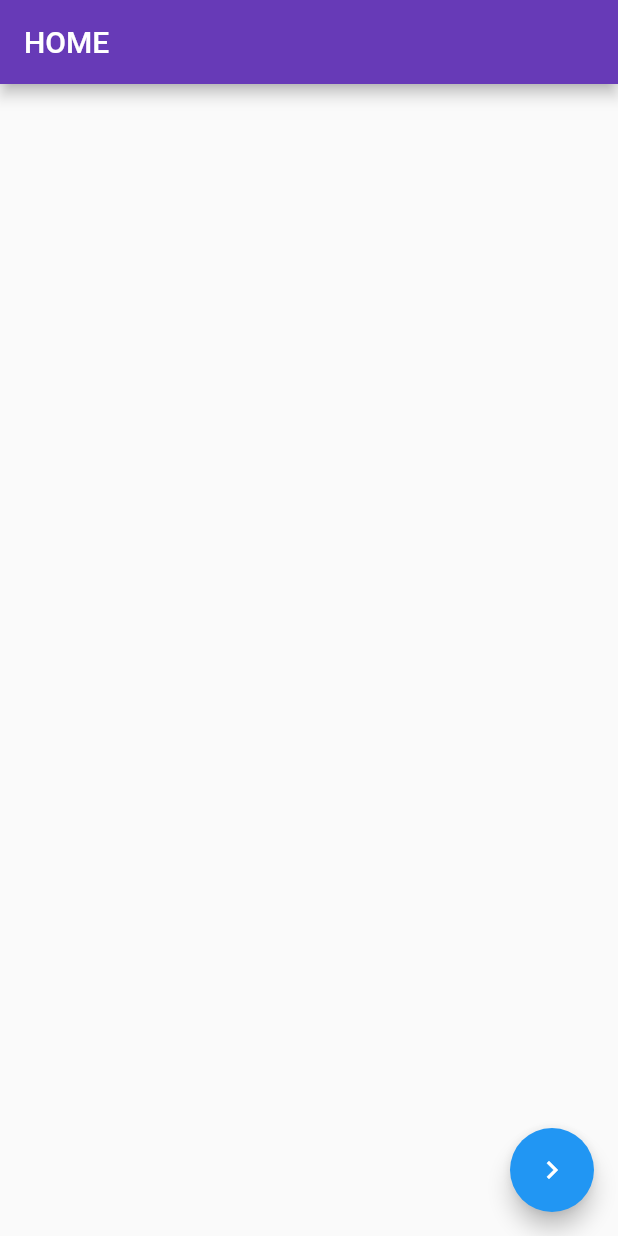
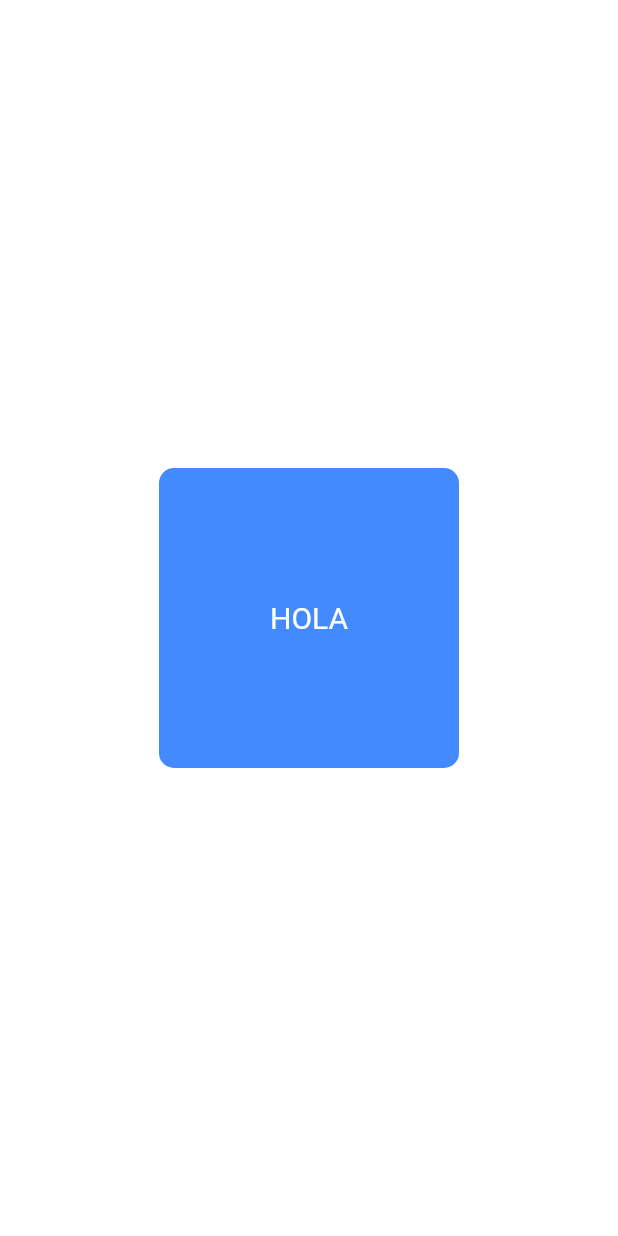
Before and after one commit to gustavo-exe/flutter_application_test, a Flutter app: the screen it shows after launch, on a phone screen of 412 x 824 dp. Run offline on Flutter 3.47's test engine with Material 2 defaults, Android fonts, the phone set to English and light mode, and no system bars.

Commit message:
Container, aligment, paddign y decoration(border radius)

```diff
--- a/lib/main.dart
+++ b/lib/main.dart
@@ -1,6 +1,5 @@
 import 'package:flutter/material.dart';
-import 'package:flutter_application_test/pages/home.dart';
-import 'package:flutter_application_test/pages/list-images.dart';
+import 'package:flutter_application_test/pages/ContainerPage.dart';
 
 void main(List<String> args) {
   runApp(const MyApp());
@@ -11,13 +10,10 @@ class MyApp extends StatelessWidget {
 
   @override
   Widget build(BuildContext context) {
-    return MaterialApp(
-      title: "Nevagacion",
-      initialRoute: "home",
-      routes: {
-        "home": (BuildContext context) => const Home(),
-        "list-images": (BuildContext context) => const ListImages()
-      },
+    return const MaterialApp(
+      title: "My app",
+      home: ContainerPage(),
+      color: Colors.white,
     );
   }
 }
--- /dev/null
+++ b/lib/pages/ContainerPage.dart
@@ -0,0 +1,31 @@
+import 'package:flutter/material.dart';
+
+class ContainerPage extends StatelessWidget {
+  const ContainerPage({super.key});
+
+  @override
+  Widget build(BuildContext context) {
+    return DefaultTextStyle(
+      style: const TextStyle(color: Colors.white, fontSize: 20.0),
+      child: Center(
+        child: Container(
+            width: 200.0,
+            height: 200.0,
+            alignment: Alignment.center,
+            //color: Colors.blueAccent,
+            //padding: EdgeInsets.all(10.0),
+            decoration: const BoxDecoration(
+                color: Colors.blueAccent,
+                borderRadius: BorderRadius.all(Radius.circular(10))),
+            child: const Text("HOLA")
+            // child: Container(
+            //     width: 100,
+            //     height: 100.0,
+            //     color: Colors.grey,
+            //     alignment: Alignment.center,
+            //     child: const Text("Hi!")),
+            ),
+      ),
+    );
+  }
+}
--- a/lib/pages/home.dart
+++ /dev/null
@@ -1,22 +0,0 @@
-import 'package:flutter/material.dart';
-
-class Home extends StatefulWidget {
-  const Home({super.key});
-
-  @override
-  State<Home> createState() => HomeState();
-}
-
-class HomeState extends State<Home> {
-  @override
-  Widget build(BuildContext context) {
-    return Scaffold(
-      appBar:
-          AppBar(title: const Text("HOME"), backgroundColor: Colors.deepPurple),
-      floatingActionButton: FloatingActionButton(
-        onPressed: () => {Navigator.pushNamed(context, "list-images")},
-        child: const Icon(Icons.navigate_next),
-      ),
-    );
-  }
-}
```
Also changed, not shown: lib/pages/list-images.dart (deleted, +0 -24 lines).
